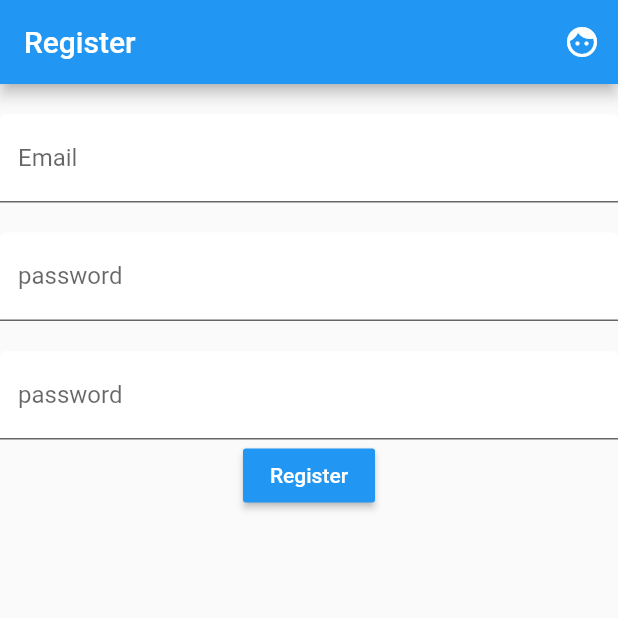
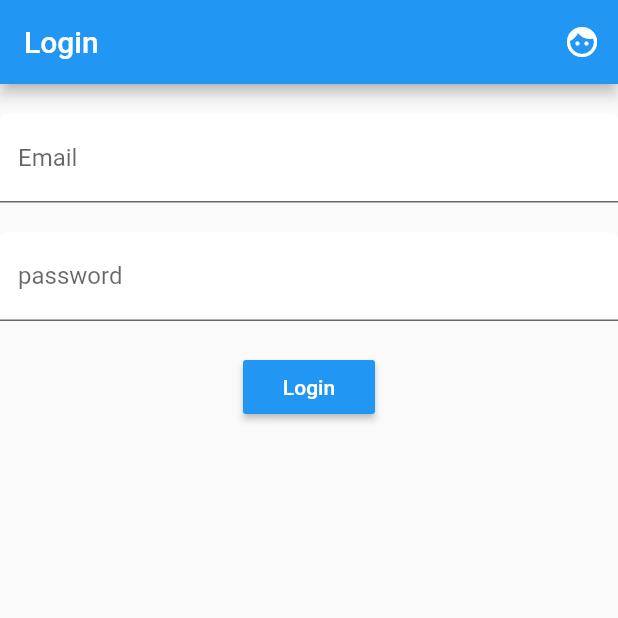
Before and after one commit to Gets-ItDone/gets-it-done-client, a Flutter app: the screen it shows after launch, on a phone screen of 412 x 824 dp, the top half of it. Run offline on Flutter 3.47's test engine with Material 2 defaults, Android fonts, the light colour scheme and no system bars; our stand-ins replace firebase_auth; accounts and stored records are empty.

Commit message:
Change homescreen for testing Login()

```diff
--- a/lib/main.dart
+++ b/lib/main.dart
@@ -1,4 +1,5 @@
 import 'package:flutter/material.dart';
+import 'package:gets_it_done/screens/authenticate/login.dart';
 import 'package:gets_it_done/screens/authenticate/sign_up.dart';
 
 void main() => runApp(MyApp());
@@ -8,7 +9,7 @@ class MyApp extends StatelessWidget {
   @override
   Widget build(BuildContext context) {
     return MaterialApp(
-      home: SignUp(),
+      home: Login(),
     );
   }
 }
```
